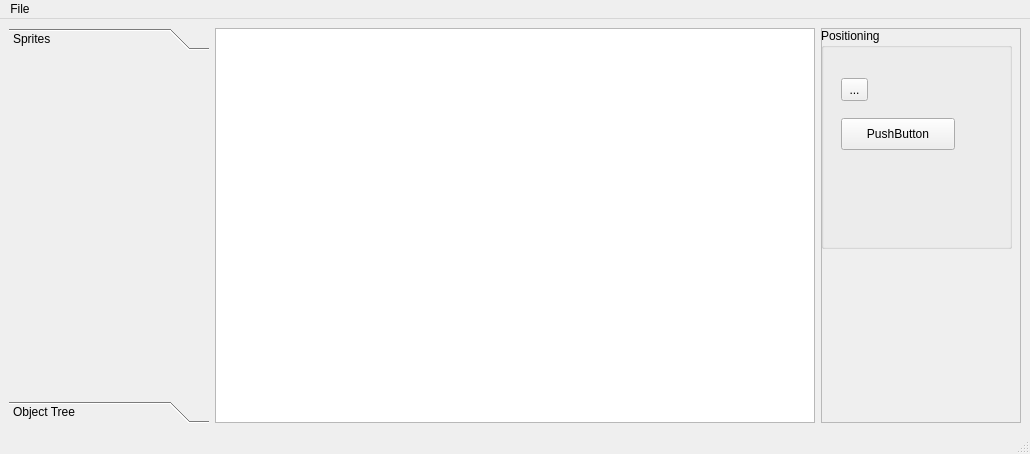
Above: designer.ui from Nepherhotep/terevaka-ui-builder before the change. Below: the same form after it.
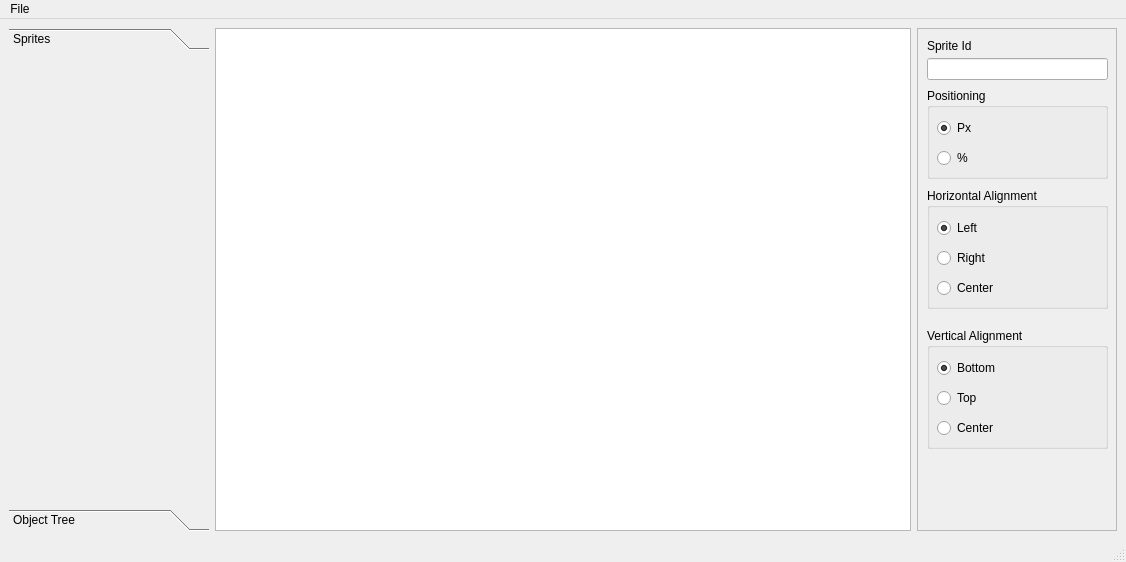
That is the form after the change.

Commit message: Designer ui has been changed

```diff
--- a/designer.ui
+++ b/designer.ui
@@ -6,8 +6,8 @@
    <rect>
     <x>0</x>
     <y>0</y>
-    <width>1030</width>
-    <height>454</height>
+    <width>1126</width>
+    <height>562</height>
    </rect>
   </property>
   <property name="sizePolicy">
@@ -58,7 +58,7 @@
            <x>0</x>
            <y>0</y>
            <width>200</width>
-           <height>317</height>
+           <height>425</height>
           </rect>
          </property>
          <attribute name="label">
@@ -110,42 +110,187 @@
         <widget class="QGroupBox" name="groupBox">
          <property name="geometry">
           <rect>
-           <x>0</x>
-           <y>0</y>
-           <width>191</width>
-           <height>221</height>
+           <x>10</x>
+           <y>60</y>
+           <width>181</width>
+           <height>91</height>
           </rect>
          </property>
          <property name="title">
           <string>Positioning</string>
          </property>
-         <widget class="QToolButton" name="toolButton">
+         <widget class="QRadioButton" name="percentButton">
           <property name="geometry">
            <rect>
-            <x>20</x>
-            <y>50</y>
-            <width>27</width>
-            <height>23</height>
+            <x>10</x>
+            <y>60</y>
+            <width>51</width>
+            <height>20</height>
            </rect>
           </property>
           <property name="text">
-           <string>...</string>
+           <string>%</string>
           </property>
          </widget>
-         <widget class="QPushButton" name="pushButton">
+         <widget class="QRadioButton" name="pxButton">
           <property name="geometry">
            <rect>
-            <x>20</x>
+            <x>10</x>
+            <y>30</y>
+            <width>51</width>
+            <height>20</height>
+           </rect>
+          </property>
+          <property name="text">
+           <string>Px</string>
+          </property>
+          <property name="checked">
+           <bool>true</bool>
+          </property>
+         </widget>
+        </widget>
+        <widget class="QGroupBox" name="horizontalAlignmentBox">
+         <property name="geometry">
+          <rect>
+           <x>10</x>
+           <y>160</y>
+           <width>181</width>
+           <height>121</height>
+          </rect>
+         </property>
+         <property name="title">
+          <string>Horizontal Alignment</string>
+         </property>
+         <widget class="QRadioButton" name="alignLeftButton">
+          <property name="geometry">
+           <rect>
+            <x>10</x>
+            <y>30</y>
+            <width>102</width>
+            <height>20</height>
+           </rect>
+          </property>
+          <property name="text">
+           <string>Left</string>
+          </property>
+          <property name="checked">
+           <bool>true</bool>
+          </property>
+         </widget>
+         <widget class="QRadioButton" name="alignRightButton">
+          <property name="geometry">
+           <rect>
+            <x>10</x>
+            <y>60</y>
+            <width>102</width>
+            <height>20</height>
+           </rect>
+          </property>
+          <property name="text">
+           <string>Right</string>
+          </property>
+         </widget>
+         <widget class="QRadioButton" name="alignCenterButton">
+          <property name="geometry">
+           <rect>
+            <x>10</x>
             <y>90</y>
-            <width>114</width>
-            <height>32</height>
+            <width>102</width>
+            <height>20</height>
            </rect>
           </property>
           <property name="text">
-           <string>PushButton</string>
+           <string>Center</string>
           </property>
          </widget>
         </widget>
+        <widget class="QGroupBox" name="verticalAlignmentBox">
+         <property name="geometry">
+          <rect>
+           <x>10</x>
+           <y>300</y>
+           <width>181</width>
+           <height>121</height>
+          </rect>
+         </property>
+         <property name="title">
+          <string>Vertical Alignment</string>
+         </property>
+         <widget class="QRadioButton" name="alignCenterVerticalButton">
+          <property name="geometry">
+           <rect>
+            <x>10</x>
+            <y>90</y>
+            <width>102</width>
+            <height>20</height>
+           </rect>
+          </property>
+          <property name="text">
+           <string>Center</string>
+          </property>
+         </widget>
+         <widget class="QRadioButton" name="alignBottomButton">
+          <property name="geometry">
+           <rect>
+            <x>10</x>
+            <y>30</y>
+            <width>102</width>
+            <height>20</height>
+           </rect>
+          </property>
+          <property name="text">
+           <string>Bottom</string>
+          </property>
+          <property name="checked">
+           <bool>true</bool>
+          </property>
+         </widget>
+         <widget class="QRadioButton" name="alignTopButton">
+          <property name="geometry">
+           <rect>
+            <x>10</x>
+            <y>60</y>
+            <width>102</width>
+            <height>20</height>
+           </rect>
+          </property>
+          <property name="text">
+           <string>Top</string>
+          </property>
+         </widget>
+        </widget>
+        <widget class="QLineEdit" name="viewIdEdit">
+         <property name="geometry">
+          <rect>
+           <x>10</x>
+           <y>30</y>
+           <width>181</width>
+           <height>22</height>
+          </rect>
+         </property>
+         <property name="inputMask">
+          <string/>
+         </property>
+         <property name="text">
+          <string/>
+         </property>
+         <property name="placeholderText">
+          <string/>
+         </property>
+        </widget>
+        <widget class="QLabel" name="label">
+         <property name="geometry">
+          <rect>
+           <x>10</x>
+           <y>10</y>
+           <width>71</width>
+           <height>16</height>
+          </rect>
+         </property>
+         <property name="text">
+          <string>Sprite Id</string>
+         </property>
+        </widget>
        </widget>
       </item>
      </layout>
@@ -157,7 +302,7 @@
     <rect>
      <x>0</x>
      <y>0</y>
-     <width>1030</width>
+     <width>1126</width>
      <height>22</height>
     </rect>
    </property>
```
Left out of the diff: 4 changed lines with no effect on the pictures. The commit also changes 1 other file.
